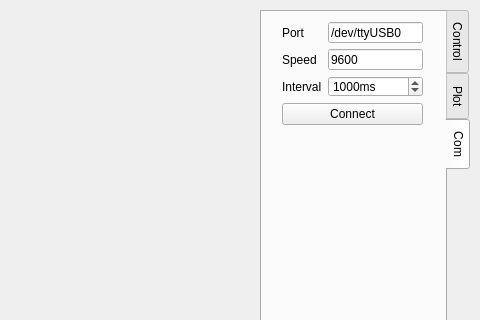
This is gui/tinyPIDmonitor/tinyPIDmonitor.ui in colossus212/tinyPID as Qt 5 draws it before an edit; both pictures show x 340 to 820 and y 0 to 320 of the 820 by 501 pixel window. The edited form follows.
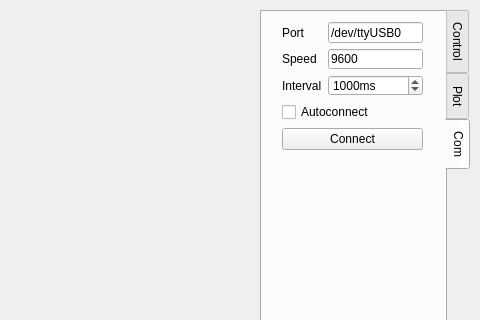
This is the edited form. The open tabs and pages were chosen to show the change. Custom widgets are drawn as their Qt base class.

Commit message: tinyPIDmonitor is working

```diff
--- a/gui/tinyPIDmonitor/tinyPIDmonitor.ui
+++ b/gui/tinyPIDmonitor/tinyPIDmonitor.ui
@@ -258,7 +258,7 @@
         <x>20</x>
         <y>10</y>
         <width>141</width>
-        <height>123</height>
+        <height>148</height>
        </rect>
       </property>
       <layout class="QVBoxLayout" name="verticalLayout_2">
@@ -317,6 +317,13 @@
          </item>
         </layout>
        </item>
+       <item>
+        <widget class="QCheckBox" name="connectCheckBox">
+         <property name="text">
+          <string>Autoconnect</string>
+         </property>
+        </widget>
+       </item>
        <item>
         <widget class="QPushButton" name="connectButton">
          <property name="text">
```
Left out of the diff: 164 changed lines with no effect on the pictures. The commit also changes 3 other files.
